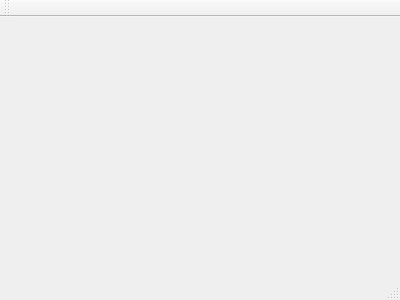
Before: the Qt Designer form face_det/mainwindow.ui in sebka4/face_detection, drawn with Qt 5.
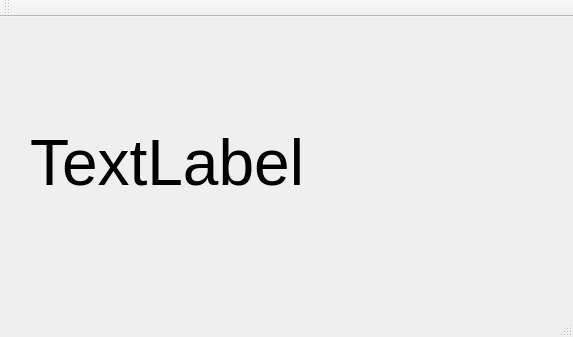
After: the same form once the commit is applied.

Diff of the .ui file:
```diff
--- a/face_det/mainwindow.ui
+++ b/face_det/mainwindow.ui
@@ -1,24 +1,58 @@
 <ui version="4.0">
  <class>MainWindow</class>
- <widget class="QMainWindow" name="MainWindow" >
-  <property name="geometry" >
+ <widget class="QMainWindow" name="MainWindow">
+  <property name="geometry">
    <rect>
     <x>0</x>
     <y>0</y>
-    <width>400</width>
-    <height>300</height>
+    <width>573</width>
+    <height>337</height>
    </rect>
   </property>
   <property name="windowTitle" >
    <string>MainWindow</string>
   </property>
-  <widget class="QMenuBar" name="menuBar" />
-  <widget class="QToolBar" name="mainToolBar" />
-  <widget class="QWidget" name="centralWidget" />
-  <widget class="QStatusBar" name="statusBar" />
+  <widget class="QWidget" name="centralWidget">
+   <widget class="QLabel" name="label">
+    <property name="geometry">
+     <rect>
+      <x>30</x>
+      <y>40</y>
+      <width>531</width>
+      <height>211</height>
+     </rect>
+    </property>
+    <property name="font">
+     <font>
+      <pointsize>48</pointsize>
+     </font>
+    </property>
+    <property name="text">
+     <string>TextLabel</string>
+    </property>
+   </widget>
+  </widget>
+  <widget class="QMenuBar" name="menuBar">
+   <property name="geometry">
+    <rect>
+     <x>0</x>
+     <y>0</y>
+     <width>573</width>
+     <height>25</height>
+    </rect>
+   </property>
+  </widget>
+  <widget class="QToolBar" name="mainToolBar">
+   <attribute name="toolBarArea">
+    <enum>TopToolBarArea</enum>
+   </attribute>
+   <attribute name="toolBarBreak">
+    <bool>false</bool>
+   </attribute>
+  </widget>
+  <widget class="QStatusBar" name="statusBar"/>
  </widget>
- <layoutDefault spacing="6" margin="11" />
- <pixmapfunction></pixmapfunction>
+ <layoutdefault spacing="6" margin="11"/>
  <resources/>
  <connections/>
 </ui>
```
Left out of the diff: 3 changed lines with no effect on the pictures.
